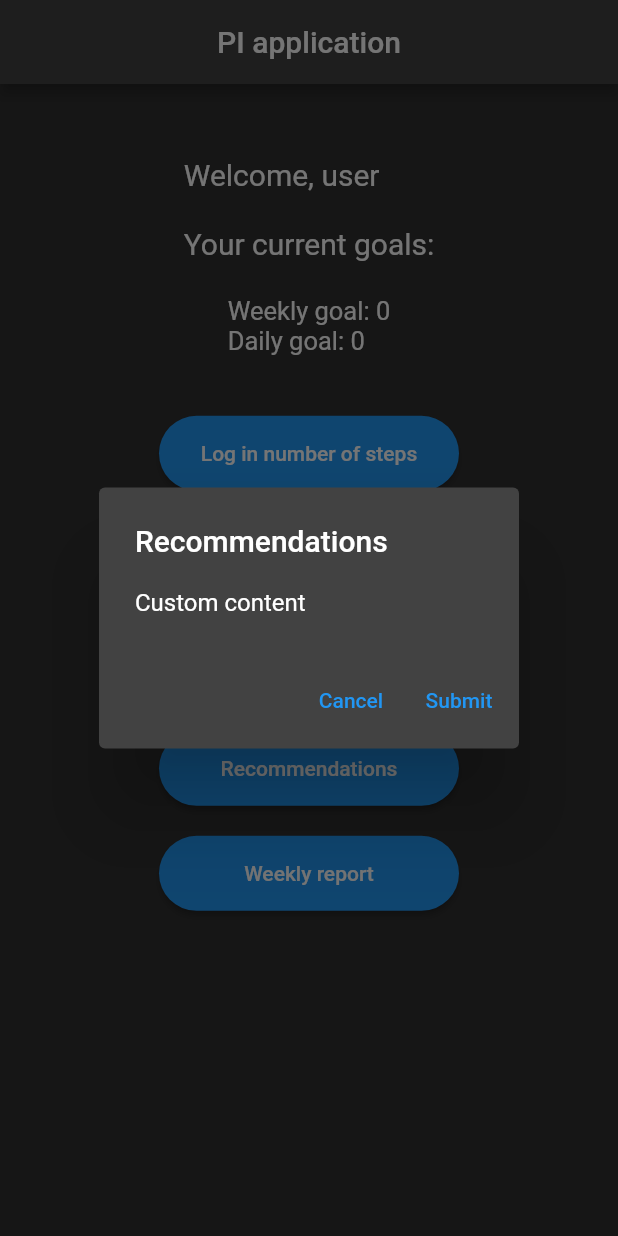
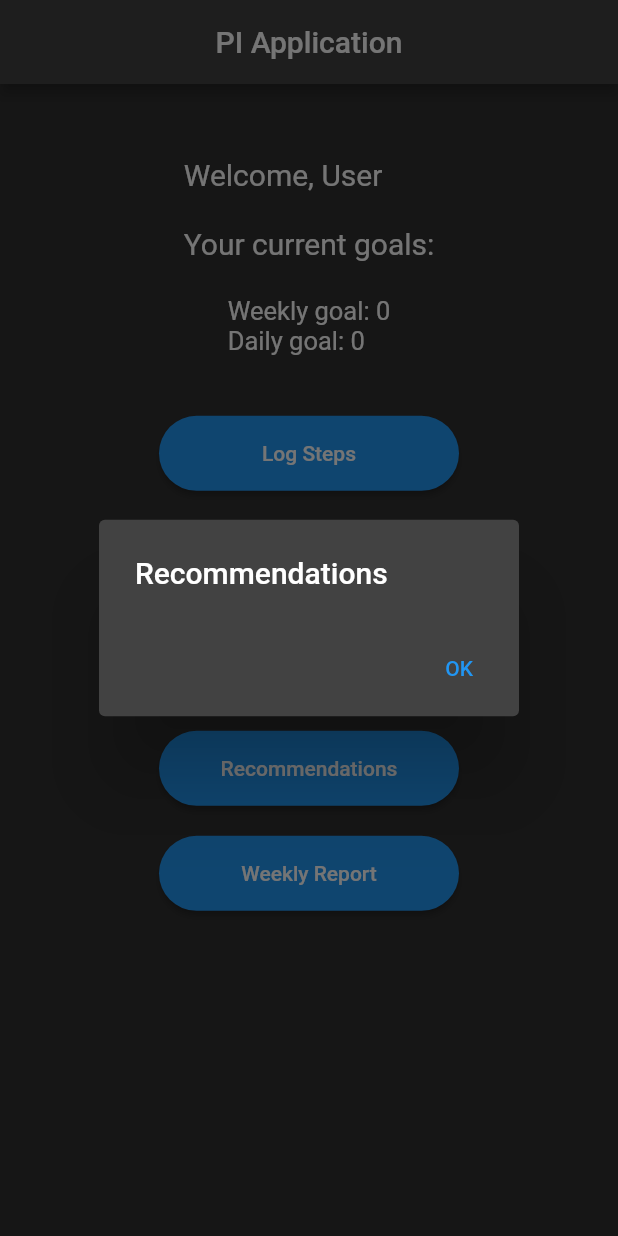
Before and after one commit to Sonorhc314/PI_flutter, a Flutter app: the screen it shows after launch, after a tap on "Recommendations", on a phone screen of 412 x 824 dp. Run offline on Flutter 3.47's test engine with Material 2 defaults, Android fonts, the phone set to English and light mode, and no system bars.

Commit message:
refactored buttons

```diff
--- a/lib/button.dart
+++ b/lib/button.dart
@@ -1,57 +1,38 @@
 import 'package:flutter/material.dart';
 
+// General Button class that can perform a function when pressed
 class Button extends StatelessWidget {
-  final Function()? onPressed;
-  final Widget child;
-  final String title;
-  final String content;
+  // Button constructor
+  const Button({
+    super.key,
+    required this.buttonText,
+    this.onPressed,
+  });
 
-  const Button({
-    Key? key,
-    this.onPressed,
-    required this.child,
-    required this.title,
-    required this.content,
-  }) : super(key: key);
+  // Text written on the button
+  final String buttonText;
+
+  // Function to run when the button is pressed
+  final Function(BuildContext)? onPressed;
 
   @override
+  // Builds Button widget
   Widget build(BuildContext context) {
     return SizedBox(
-      height: 70,
-      width: 200,
+      height: 70, width: 200,
       child: Column(
         mainAxisAlignment: MainAxisAlignment.center,
         children: [
           ConstrainedBox(
-              constraints:
-              const BoxConstraints.tightFor(width: 300, height: 50),
+            constraints: const BoxConstraints.tightFor(width: 300, height: 50),
             child: ElevatedButton(
               style: ElevatedButton.styleFrom(
                 shape: RoundedRectangleBorder(
                   borderRadius: BorderRadius.circular(30.0),
                 ),
               ),
-                onPressed: onPressed ??
-                        () {
-                  showDialog(
-                    context: context,
-                    builder: (context) => AlertDialog(
-                      title: Text(title),
-                      content: Text(content),
-                      actions: <Widget>[
-                        TextButton(
-                          onPressed: () => Navigator.pop(context, 'OK'),
-                          child: const Text('Cancel'),
-                        ),
-                        TextButton(
-                          onPressed: () => Navigator.pop(context, 'OK'),
-                          child: const Text('Submit'),
-                        ),
-                      ],
-                    ),
-                  );
-                },
-                child: child,
+              onPressed: () => onPressed!(context),
+              child: Text(buttonText),
             ),
           ),
         ],
--- /dev/null
+++ b/lib/dialog_button.dart
@@ -0,0 +1,37 @@
+import 'package:flutter/material.dart';
+import 'package:flutter_first/button.dart';
+
+// Class for a Button which opens a simple Dialog Box
+class DialogButton extends Button {
+
+  // Constructs a new dialog button
+  DialogButton({
+    super.key,
+    required super.buttonText,
+    required this.dialogTitle,
+    this.dialogText,
+  }) : super(onPressed: (BuildContext context) {
+    // Creates title and actions for the dialog box
+    Widget title = Text(dialogTitle);
+    List<Widget> actions = [
+      TextButton(
+        onPressed: () => Navigator.pop(context, 'OK'),
+        child: const Text('OK'),
+      ),
+    ];
+
+    // Shows the dialog box, accounting for case when dialogText is null
+    showDialog(
+      context: context,
+      builder: (context) => dialogText == null ?
+        AlertDialog(title: title, actions: actions) :
+        AlertDialog(title: title, actions: actions, content: Text(dialogText))
+    );
+  });
+
+  // The title of the dialog box
+  final String dialogTitle;
+
+  // The text in the main body of the dialog box
+  final String? dialogText;
+}
--- a/lib/main.dart
+++ b/lib/main.dart
@@ -1,12 +1,16 @@
 import 'package:flutter/material.dart';
+import 'package:flutter_first/history.dart';
 import 'package:flutter_first/button.dart';
-import 'package:flutter_first/history.dart';
+import 'package:flutter_first/dialog_button.dart';
+import 'package:flutter_first/text_box_button.dart';
 
 void main() {
-  runApp(MyApp());
+  runApp(const App());
 }
 
-class MyApp extends StatelessWidget {
+class App extends StatelessWidget {
+  const App({super.key});
+
   @override
   Widget build(BuildContext context) {
     return MaterialApp(
@@ -15,28 +19,29 @@ class MyApp extends StatelessWidget {
       home: Scaffold(
         appBar: AppBar(
           title: const Center(
-            child: Text("PI application"),
+            child: Text("PI Application"),
           ),
         ),
-        body: Center(
-          child: MyClass(),
+        body: const Center(
+          child: Home(),
         ),
       ),
     );
   }
 }
 
-class MyClass extends StatefulWidget {
+class Home extends StatefulWidget {
+  const Home({super.key});
+
   @override
-  State<MyClass> createState() => _Home();
+  State<Home> createState() => _Home();
 }
 
-class _Home extends State<MyClass> {
+class _Home extends State<Home> {
   var history = HistoryState();
-  String goalDay = "0";
-  String goalWeek = "0";
-  String username = "user";
-  final _textController = TextEditingController();
+  int dailyGoal = 0;
+  int weeklyGoal = 0;
+  String username = "User";
 
   @override
   Widget build(BuildContext context) {
@@ -58,113 +63,57 @@ class _Home extends State<MyClass> {
           ),
           Center(
             child: Text(
-              "Weekly goal: $goalWeek\n"
-                  "Daily goal: $goalDay",
+              "Weekly goal: $weeklyGoal\n"
+                  "Daily goal: $dailyGoal",
               style: const TextStyle(
                 fontSize: 17.0,
               ),
             ),
           ),
           const SizedBox(height: 30),
-          Button(
-            title: 'Log in number of steps',
-            content: 'Custom content',
-            child: const Text('Log in number of steps'),
-            onPressed: () {
-              showDialog(
-                context: context,
-                builder: (context)=> AlertDialog(
-                  title: const Text('Log in number of steps'),
-                  content: TextField(
-                    controller: _textController,
-                    decoration: InputDecoration(
-                        hintText: "Number of steps",
-                        border: const OutlineInputBorder(),
-                        suffixIcon: IconButton(
-                            onPressed: () {
-                              _textController.clear();
-                            },
-                            icon: const Icon(Icons.clear))
-                    ),
-                  ),
-                  actions: <Widget>[
-                    TextButton(
-                      onPressed: () => Navigator.pop(context, 'OK'),
-                      child: const Text('Cancel'),
-                    ),
-                    TextButton(
-                      onPressed: () {
-                        history.addData(int.parse(_textController.text));
-                        Navigator.pop(context, 'OK');},
-                      child: const Text('Submit'),
-                    ),
-                  ],
-                ),
-              );
-              // reRenderThePage() {
-            },
+          TextBoxDialogButton(
+            buttonText: "Log Steps",
+            dialogTitle: "Log Steps",
+            textBoxHint: "Enter steps...",
+            dialogActions: [
+              DialogAction("Submit", (TextEditingController t) {
+                int? steps = int.tryParse(t.text);
+                if (steps != null) history.addData(steps);
+              }),
+              DialogAction("Cancel", null)
+            ],
+          ),
+          TextBoxDialogButton(
+            buttonText: "Change/Set Goals",
+            dialogTitle: "Change/Set Goals",
+            textBoxHint: "Enter new goal...",
+            dialogActions: [
+              DialogAction("Daily Goal", (TextEditingController t) {
+                setState(() {
+                  dailyGoal = int.tryParse(t.text) ?? dailyGoal;
+                });
+              }),
+              DialogAction("Weekly Goal", (TextEditingController t) {
+                setState(() {
+                  weeklyGoal = int.tryParse(t.text) ?? weeklyGoal;
+                });
+              }),
+              DialogAction("Cancel", null)
+            ],
           ),
           Button(
-            title: 'Your goal',
-            content: 'Custom content',
-            child: const Text("Change/set the goal"),
-            onPressed: () {
-              showDialog(
-                context: context,
-                builder: (context)=> AlertDialog(
-                  title: const Text("Enter the goal"),
-                  content: TextField(
-                    controller: _textController,
-                    decoration: InputDecoration(
-                        hintText: "Enter new goal",
-                        border: const OutlineInputBorder(),
-                        suffixIcon: IconButton(
-                            onPressed: () {
-                              _textController.clear();
-                            },
-                            icon: const Icon(Icons.clear))
-                    ),
-                  ),
-                  actions: <Widget>[
-                    TextButton(
-                      onPressed: () => Navigator.pop(context, 'OK'),
-                      child: const Text('Cancel'),
-                    ),
-                    TextButton(
-                      onPressed: () {
-                        setState(() {goalWeek = _textController.text;});
-                        Navigator.pop(context, 'OK');},
-                      child: const Text('Weekly goal'),
-                    ),
-                    TextButton(
-                      onPressed: () {
-                        setState(() {goalDay = _textController.text;});
-                        Navigator.pop(context, 'OK');},
-                      child: const Text('Daily goal'),
-                    ),
-                  ],
-                ),
-              );
-              // reRenderThePage() {
-            },
-          ),
-          Button(
-            title: 'Custom Title',
-            content: 'Custom content',
-            child: Text("History"),
-            onPressed: () {
+            buttonText: "History",
+            onPressed: (BuildContext context) {
               Navigator.push(context, MaterialPageRoute(builder: (context) => const Testing(),));
             },
           ),
-          Button(
-            title: 'Recommendations',
-            content: 'Custom content',
-            child: Text("Recommendations"),
+          DialogButton(
+            buttonText: "Recommendations",
+            dialogTitle: "Recommendations",
           ),
-          Button(
-            title: 'Weekly report',
-            content: 'Custom content',
-            child: Text("Weekly report"),
+          DialogButton(
+            buttonText: "Weekly Report",
+            dialogTitle: "Weekly Report",
           ),
         ],
       ),
--- /dev/null
+++ b/lib/text_box_button.dart
@@ -0,0 +1,78 @@
+import 'package:flutter/material.dart';
+import 'button.dart';
+
+// Class to represent a text button action
+class DialogAction {
+  String text;
+  Function(TextEditingController)? onPressed;
+
+  DialogAction (this.text, this.onPressed);
+}
+
+// Class for a button which opens a dialog box with a text box
+class TextBoxDialogButton extends Button {
+  // Text controller for the text boxes
+  static final _textController = TextEditingController();
+
+  // Default dialog actions
+  static final List<DialogAction> defaultActions = [
+      DialogAction("Submit", null),
+      DialogAction("Cancel", null)
+  ];
+
+  // Constructs a new text box dialog button
+  TextBoxDialogButton({
+    super.key,
+    required super.buttonText,
+    required this.dialogTitle,
+    required this.textBoxHint,
+    this.dialogActions,
+  }) : super(onPressed: (BuildContext context) {
+    Widget title = Text(dialogTitle);
+
+    // Uses DialogAction list to generate TextButton action widgets
+    List<Widget> actions = [];
+    for (DialogAction dialogAction in dialogActions ?? defaultActions) {
+      actions.add(TextButton(
+        child: Text(dialogAction.text),
+        onPressed: () {
+          if (dialogAction.onPressed != null) {
+            dialogAction.onPressed!(_textController);
+          }
+          Navigator.pop(context, 'OK');
+        },
+      ));
+    }
+
+    // Shows the dialog box, with the text box and all of the specified actions
+    _textController.clear();
+    showDialog(
+      context: context,
+      builder: (context) => AlertDialog(
+        title: title, actions: actions,
+        content: TextField(
+          controller: _textController,
+          decoration: InputDecoration(
+            hintText: textBoxHint,
+            border: const OutlineInputBorder(),
+            suffixIcon: IconButton(
+              onPressed: () {
+                _textController.clear();
+              },
+              icon: const Icon(Icons.clear),
+            )
+          ),
+        )
+      )
+    );
+  });
+
+  // The title of the dialog box
+  final String dialogTitle;
+
+  // The hint for the text box
+  final String textBoxHint;
+
+  // A list of DialogAction objects for the dialog box's text buttons
+  final List<DialogAction>? dialogActions;
+}
```
Also changed, not shown: lib/old_button.dart (added, +61 -0 lines), 1 other file. Lines whose indentation alone changed are shown as unchanged.
